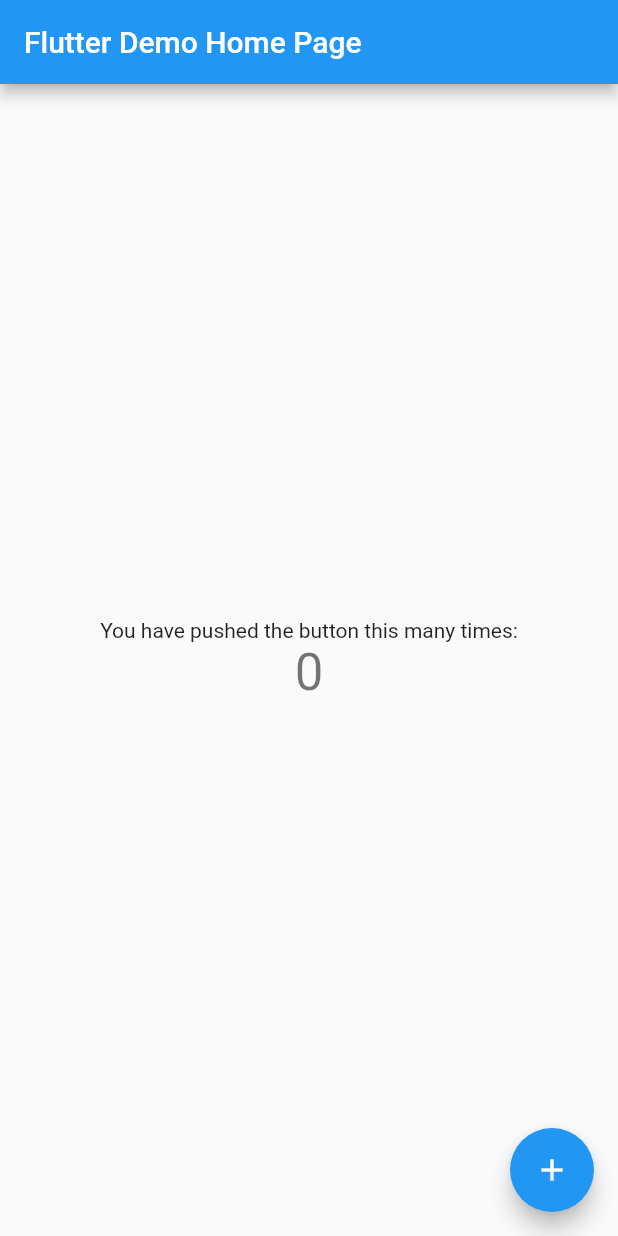
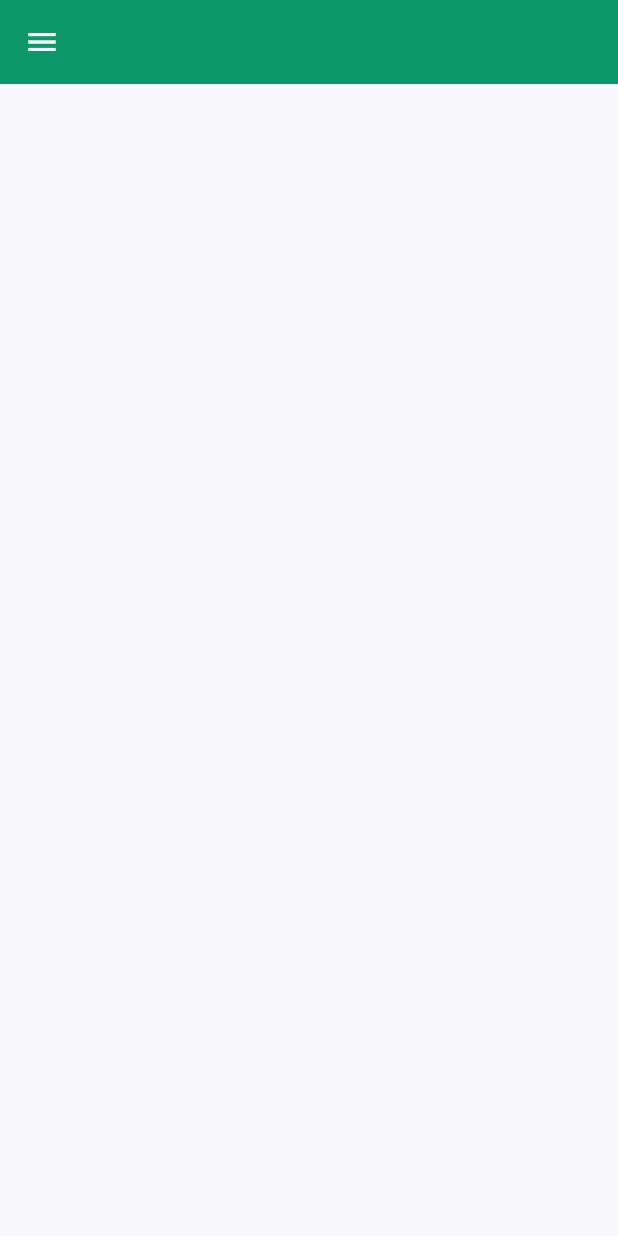
Before and after one commit to m-sugawara/PlantApp, a Flutter app: the screen it shows after launch, on a phone screen of 412 x 824 dp. Run offline on Flutter 3.47's test engine with Material 2 defaults, Android fonts, the phone set to English and light mode, and no system bars.

Commit message:
Create AppBar

```diff
--- /dev/null
+++ b/lib/constants.dart
@@ -0,0 +1,27 @@
+import 'package:flutter/material.dart';
+
+class AppColors {
+  static const primary = Color(0xFF0C9869);
+  static const text = Color(0xFF3C4046);
+  static const background = Color(0xFFF9F8FD);
+}
+
+class MaterialColors {
+  static const primary = MaterialColor(
+    0xFF0C9869,
+    <int, Color>{
+      50: Color(0xFF0b895f),
+      100: Color(0xFF0a7a54),
+      200: Color(0xFF086a4a),
+      300: Color(0xFF075b3f),
+      400: Color(0xFF064c35),
+      500: Color(0xFF053d2a),
+      600: Color(0xFF042e1f),
+      700: Color(0xFF021e15),
+      800: Color(0xFF010f0a),
+      900: Color(0xFF000000),
+    },
+  );
+}
+
+const double defaultPadding = 20.0;
--- a/lib/main.dart
+++ b/lib/main.dart
@@ -1,4 +1,6 @@
 import 'package:flutter/material.dart';
+import 'package:plant_app/constants.dart';
+import 'package:plant_app/screens/home/components/home_screen.dart';
 
 void main() {
   runApp(const MyApp());
@@ -11,105 +13,17 @@ class MyApp extends StatelessWidget {
   @override
   Widget build(BuildContext context) {
     return MaterialApp(
-      title: 'Flutter Demo',
+      debugShowCheckedModeBanner: true,
+      title: 'Plant App',
       theme: ThemeData(
-        // This is the theme of your application.
-        //
-        // Try running your application with "flutter run". You'll see the
-        // application has a blue toolbar. Then, without quitting the app, try
-        // changing the primarySwatch below to Colors.green and then invoke
-        // "hot reload" (press "r" in the console where you ran "flutter run",
-        // or simply save your changes to "hot reload" in a Flutter IDE).
-        // Notice that the counter didn't reset back to zero; the application
-        // is not restarted.
-        primarySwatch: Colors.blue,
+        scaffoldBackgroundColor: AppColors.background,
+        primarySwatch: MaterialColors.primary,
+        textTheme: const TextTheme(
+          bodyMedium: TextStyle(color: AppColors.text),
+        ),
+        visualDensity: VisualDensity.adaptivePlatformDensity,
       ),
-      home: const MyHomePage(title: 'Flutter Demo Home Page'),
+      home: HomeScreen(),
     );
   }
 }
-
-class MyHomePage extends StatefulWidget {
-  const MyHomePage({super.key, required this.title});
-
-  // This widget is the home page of your application. It is stateful, meaning
-  // that it has a State object (defined below) that contains fields that affect
-  // how it looks.
-
-  // This class is the configuration for the state. It holds the values (in this
-  // case the title) provided by the parent (in this case the App widget) and
-  // used by the build method of the State. Fields in a Widget subclass are
-  // always marked "final".
-
-  final String title;
-
-  @override
-  State<MyHomePage> createState() => _MyHomePageState();
-}
-
-class _MyHomePageState extends State<MyHomePage> {
-  int _counter = 0;
-
-  void _incrementCounter() {
-    setState(() {
-      // This call to setState tells the Flutter framework that something has
-      // changed in this State, which causes it to rerun the build method below
-      // so that the display can reflect the updated values. If we changed
-      // _counter without calling setState(), then the build method would not be
-      // called again, and so nothing would appear to happen.
-      _counter++;
-    });
-  }
-
-  @override
-  Widget build(BuildContext context) {
-    // This method is rerun every time setState is called, for instance as done
-    // by the _incrementCounter method above.
-    //
-    // The Flutter framework has been optimized to make rerunning build methods
-    // fast, so that you can just rebuild anything that needs updating rather
-    // than having to individually change instances of widgets.
-    return Scaffold(
-      appBar: AppBar(
-        // Here we take the value from the MyHomePage object that was created by
-        // the App.build method, and use it to set our appbar title.
-        title: Text(widget.title),
-      ),
-      body: Center(
-        // Center is a layout widget. It takes a single child and positions it
-        // in the middle of the parent.
-        child: Column(
-          // Column is also a layout widget. It takes a list of children and
-          // arranges them vertically. By default, it sizes itself to fit its
-          // children horizontally, and tries to be as tall as its parent.
-          //
-          // Invoke "debug painting" (press "p" in the console, choose the
-          // "Toggle Debug Paint" action from the Flutter Inspector in Android
-          // Studio, or the "Toggle Debug Paint" command in Visual Studio Code)
-          // to see the wireframe for each widget.
-          //
-          // Column has various properties to control how it sizes itself and
-          // how it positions its children. Here we use mainAxisAlignment to
-          // center the children vertically; the main axis here is the vertical
-          // axis because Columns are vertical (the cross axis would be
-          // horizontal).
-          mainAxisAlignment: MainAxisAlignment.center,
-          children: <Widget>[
-            const Text(
-              'You have pushed the button this many times:',
-            ),
-            Text(
-              '$_counter',
-              style: Theme.of(context).textTheme.headlineMedium,
-            ),
-          ],
-        ),
-      ),
-      floatingActionButton: FloatingActionButton(
-        onPressed: _incrementCounter,
-        tooltip: 'Increment',
-        child: const Icon(Icons.add),
-      ), // This trailing comma makes auto-formatting nicer for build methods.
-    );
-  }
-}
--- /dev/null
+++ b/lib/screens/home/components/home_screen.dart
@@ -0,0 +1,22 @@
+import 'package:flutter/material.dart';
+
+class HomeScreen extends StatelessWidget {
+  const HomeScreen({super.key});
+
+  @override
+  Widget build(BuildContext context) {
+    return Scaffold(
+      appBar: _buildAppBar(),
+    );
+  }
+
+  AppBar _buildAppBar() {
+    return AppBar(
+      elevation: 0,
+      leading: IconButton(
+        icon: const Icon(Icons.menu),
+        onPressed: () {},
+      ),
+    );
+  }
+}
```
